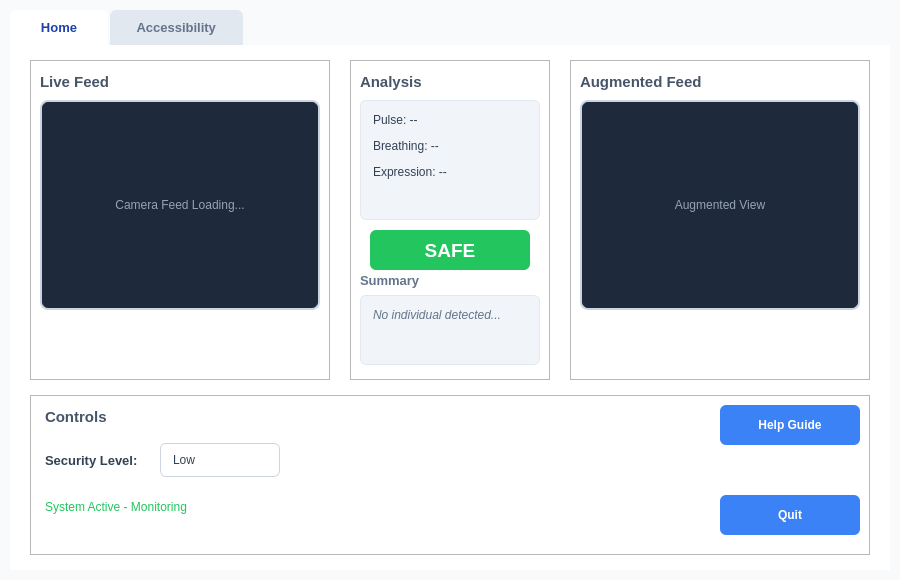
Qt form gui/designer2.ui (Jurassic001/helm) before a commit.
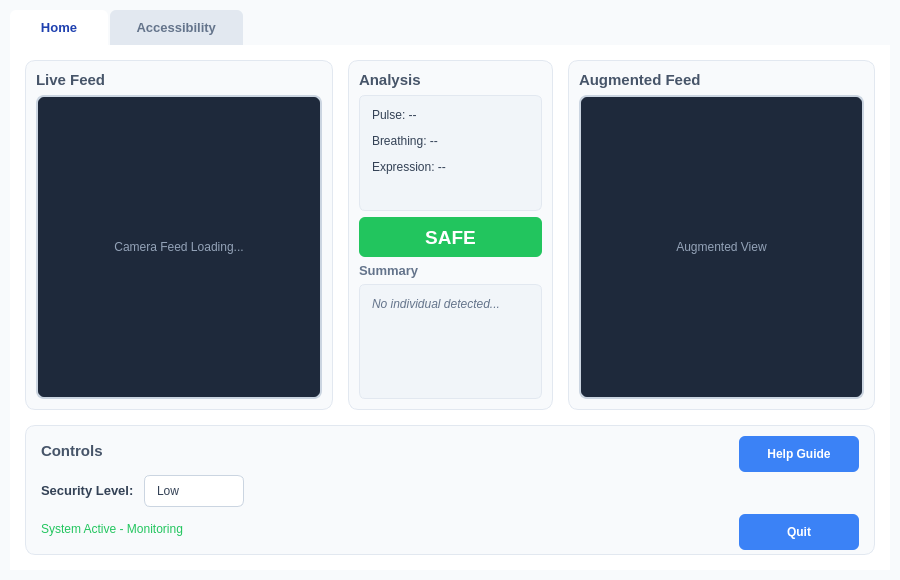
The same form after that commit.

Commit message: Migrate GUI to Grid-style system

The edit to the form file:
```diff
--- a/gui/designer2.ui
+++ b/gui/designer2.ui
@@ -10,6 +10,12 @@
     <height>580</height>
    </rect>
   </property>
+  <property name="minimumSize">
+   <size>
+    <width>800</width>
+    <height>500</height>
+   </size>
+  </property>
   <property name="sizePolicy">
    <sizepolicy hsizetype="Expanding" vsizetype="Expanding">
     <horstretch>0</horstretch>
@@ -101,15 +107,21 @@
     padding: 8px;
 }</string>
   </property>
+  <layout class="QVBoxLayout" name="dialogLayout">
+   <property name="leftMargin">
+    <number>10</number>
+   </property>
+   <property name="topMargin">
+    <number>10</number>
+   </property>
+   <property name="rightMargin">
+    <number>10</number>
+   </property>
+   <property name="bottomMargin">
+    <number>10</number>
+   </property>
+   <item>
   <widget class="QTabWidget" name="tabWidget">
-   <property name="geometry">
-    <rect>
-     <x>10</x>
-     <y>10</y>
-     <width>880</width>
-     <height>560</height>
-    </rect>
-   </property>
    <property name="currentIndex">
     <number>0</number>
    </property>
@@ -122,17 +134,41 @@
     <attribute name="title">
      <string>  Home  </string>
     </attribute>
+      <layout class="QGridLayout" name="homeGridLayout">
+       <property name="leftMargin">
+        <number>15</number>
+       </property>
+       <property name="topMargin">
+        <number>15</number>
+       </property>
+       <property name="rightMargin">
+        <number>15</number>
+       </property>
+       <property name="bottomMargin">
+        <number>15</number>
+       </property>
+       <property name="horizontalSpacing">
+        <number>15</number>
+       </property>
+       <property name="verticalSpacing">
+        <number>15</number>
+       </property>
+       <item row="0" column="0">
     <widget class="QFrame" name="left_feed_frame">
-     <property name="geometry">
-      <rect>
-       <x>20</x>
-       <y>15</y>
-       <width>300</width>
-       <height>320</height>
-      </rect>
+         <property name="sizePolicy">
+          <sizepolicy hsizetype="Expanding" vsizetype="Expanding">
+           <horstretch>3</horstretch>
+           <verstretch>0</verstretch>
+          </sizepolicy>
+         </property>
+         <property name="minimumSize">
+          <size>
+           <width>250</width>
+           <height>280</height>
+          </size>
      </property>
      <property name="styleSheet">
-      <string notr="true">QFrame#leftFeedFrame {
+          <string notr="true">QFrame#left_feed_frame {
     background-color: #f8fafc;
     border-radius: 10px;
     border: 1px solid #e2e8f0;
@@ -141,15 +177,26 @@
      <property name="frameShape">
       <enum>QFrame::Shape::StyledPanel</enum>
      </property>
-    </widget>
+         <layout class="QVBoxLayout" name="leftFeedLayout">
+          <property name="leftMargin">
+           <number>10</number>
+          </property>
+          <property name="topMargin">
+           <number>10</number>
+          </property>
+          <property name="rightMargin">
+           <number>10</number>
+          </property>
+          <property name="bottomMargin">
+           <number>10</number>
+          </property>
+          <item>
     <widget class="QLabel" name="live_feed_title">
-     <property name="geometry">
-      <rect>
-       <x>30</x>
-       <y>25</y>
-       <width>120</width>
-       <height>24</height>
-      </rect>
+            <property name="sizePolicy">
+             <sizepolicy hsizetype="Preferred" vsizetype="Fixed">
+              <horstretch>0</horstretch>
+              <verstretch>0</verstretch>
+             </sizepolicy>
      </property>
      <property name="font">
       <font>
@@ -165,14 +212,20 @@
       <string>Live Feed</string>
      </property>
     </widget>
+          </item>
+          <item>
     <widget class="QLabel" name="camera_label">
-     <property name="geometry">
-      <rect>
-       <x>30</x>
-       <y>55</y>
-       <width>280</width>
-       <height>210</height>
-      </rect>
+            <property name="sizePolicy">
+             <sizepolicy hsizetype="Expanding" vsizetype="Expanding">
+              <horstretch>0</horstretch>
+              <verstretch>0</verstretch>
+             </sizepolicy>
+            </property>
+            <property name="minimumSize">
+             <size>
+              <width>200</width>
+              <height>150</height>
+             </size>
      </property>
      <property name="styleSheet">
       <string notr="true">background-color: #1e293b;
@@ -187,17 +240,32 @@
       <set>Qt::AlignmentFlag::AlignCenter</set>
      </property>
     </widget>
+          </item>
+         </layout>
+        </widget>
+       </item>
+       <item row="0" column="1">
     <widget class="QFrame" name="analysis_frame">
-     <property name="geometry">
-      <rect>
-       <x>340</x>
-       <y>15</y>
-       <width>200</width>
-       <height>320</height>
-      </rect>
+         <property name="sizePolicy">
+          <sizepolicy hsizetype="Preferred" vsizetype="Expanding">
+           <horstretch>2</horstretch>
+           <verstretch>0</verstretch>
+          </sizepolicy>
+         </property>
+         <property name="minimumSize">
+          <size>
+           <width>180</width>
+           <height>280</height>
+          </size>
+         </property>
+         <property name="maximumSize">
+          <size>
+           <width>250</width>
+           <height>16777215</height>
+          </size>
      </property>
      <property name="styleSheet">
-      <string notr="true">QFrame#analysisFrame {
+          <string notr="true">QFrame#analysis_frame {
     background-color: #f8fafc;
     border-radius: 10px;
     border: 1px solid #e2e8f0;
@@ -206,15 +274,26 @@
      <property name="frameShape">
       <enum>QFrame::Shape::StyledPanel</enum>
      </property>
-    </widget>
+         <layout class="QVBoxLayout" name="analysisLayout">
+          <property name="leftMargin">
+           <number>10</number>
+          </property>
+          <property name="topMargin">
+           <number>10</number>
+          </property>
+          <property name="rightMargin">
+           <number>10</number>
+          </property>
+          <property name="bottomMargin">
+           <number>10</number>
+          </property>
+          <item>
     <widget class="QLabel" name="analysis_label">
-     <property name="geometry">
-      <rect>
-       <x>350</x>
-       <y>25</y>
-       <width>100</width>
-       <height>24</height>
-      </rect>
+            <property name="sizePolicy">
+             <sizepolicy hsizetype="Preferred" vsizetype="Fixed">
+              <horstretch>0</horstretch>
+              <verstretch>0</verstretch>
+             </sizepolicy>
      </property>
      <property name="font">
       <font>
@@ -230,14 +309,20 @@
       <string>Analysis</string>
      </property>
     </widget>
+          </item>
+          <item>
     <widget class="QTextBrowser" name="stats_text">
-     <property name="geometry">
-      <rect>
-       <x>350</x>
-       <y>55</y>
-       <width>180</width>
-       <height>120</height>
-      </rect>
+            <property name="sizePolicy">
+             <sizepolicy hsizetype="Expanding" vsizetype="Preferred">
+              <horstretch>0</horstretch>
+              <verstretch>1</verstretch>
+             </sizepolicy>
+            </property>
+            <property name="minimumSize">
+             <size>
+              <width>0</width>
+              <height>80</height>
+             </size>
      </property>
      <property name="html">
       <string>&lt;!DOCTYPE HTML PUBLIC &quot;-//W3C//DTD HTML 4.0//EN&quot; &quot;http://www.w3.org/TR/REC-html40/strict.dtd&quot;&gt;
@@ -252,14 +337,20 @@
 &lt;p style=&quot; margin-top:12px; margin-bottom:12px; margin-left:0px; margin-right:0px; -qt-block-indent:0; text-indent:0px;&quot;&gt;&lt;span style=&quot; color:#334155;&quot;&gt;Expression: --&lt;/span&gt;&lt;/p&gt;&lt;/body&gt;&lt;/html&gt;</string>
      </property>
     </widget>
+          </item>
+          <item>
     <widget class="QLabel" name="threat_level_label">
-     <property name="geometry">
-      <rect>
-       <x>360</x>
-       <y>185</y>
-       <width>160</width>
+            <property name="sizePolicy">
+             <sizepolicy hsizetype="Preferred" vsizetype="Fixed">
+              <horstretch>0</horstretch>
+              <verstretch>0</verstretch>
+             </sizepolicy>
+            </property>
+            <property name="minimumSize">
+             <size>
+              <width>120</width>
        <height>40</height>
-      </rect>
+             </size>
      </property>
      <property name="font">
       <font>
@@ -281,14 +372,14 @@
       <set>Qt::AlignmentFlag::AlignCenter</set>
      </property>
     </widget>
+          </item>
+          <item>
     <widget class="QLabel" name="summary_label">
-     <property name="geometry">
-      <rect>
-       <x>350</x>
-       <y>225</y>
-       <width>100</width>
-       <height>20</height>
-      </rect>
+            <property name="sizePolicy">
+             <sizepolicy hsizetype="Preferred" vsizetype="Fixed">
+              <horstretch>0</horstretch>
+              <verstretch>0</verstretch>
+             </sizepolicy>
      </property>
      <property name="font">
       <font>
@@ -304,14 +395,20 @@
       <string>Summary</string>
      </property>
     </widget>
+          </item>
+          <item>
     <widget class="QTextBrowser" name="stats_text_2">
-     <property name="geometry">
-      <rect>
-       <x>350</x>
-       <y>250</y>
-       <width>180</width>
-       <height>70</height>
-      </rect>
+            <property name="sizePolicy">
+             <sizepolicy hsizetype="Expanding" vsizetype="Preferred">
+              <horstretch>0</horstretch>
+              <verstretch>1</verstretch>
+             </sizepolicy>
+            </property>
+            <property name="minimumSize">
+             <size>
+              <width>0</width>
+              <height>50</height>
+             </size>
      </property>
      <property name="html">
       <string>&lt;!DOCTYPE HTML PUBLIC &quot;-//W3C//DTD HTML 4.0//EN&quot; &quot;http://www.w3.org/TR/REC-html40/strict.dtd&quot;&gt;
@@ -324,17 +421,26 @@
 &lt;p style=&quot; margin-top:12px; margin-bottom:12px; margin-left:0px; margin-right:0px; -qt-block-indent:0; text-indent:0px;&quot;&gt;&lt;span style=&quot; font-style:italic; color:#64748b;&quot;&gt;No individual detected...&lt;/span&gt;&lt;/p&gt;&lt;/body&gt;&lt;/html&gt;</string>
      </property>
     </widget>
+          </item>
+         </layout>
+        </widget>
+       </item>
+       <item row="0" column="2">
     <widget class="QFrame" name="right_feed_frame">
-     <property name="geometry">
-      <rect>
-       <x>560</x>
-       <y>15</y>
-       <width>300</width>
-       <height>320</height>
-      </rect>
+         <property name="sizePolicy">
+          <sizepolicy hsizetype="Expanding" vsizetype="Expanding">
+           <horstretch>3</horstretch>
+           <verstretch>0</verstretch>
+          </sizepolicy>
+         </property>
+         <property name="minimumSize">
+          <size>
+           <width>250</width>
+           <height>280</height>
+          </size>
      </property>
      <property name="styleSheet">
-      <string notr="true">QFrame#rightFeedFrame {
+          <string notr="true">QFrame#right_feed_frame {
     background-color: #f8fafc;
     border-radius: 10px;
     border: 1px solid #e2e8f0;
@@ -343,15 +449,26 @@
      <property name="frameShape">
       <enum>QFrame::Shape::StyledPanel</enum>
      </property>
-    </widget>
+         <layout class="QVBoxLayout" name="rightFeedLayout">
+          <property name="leftMargin">
+           <number>10</number>
+          </property>
+          <property name="topMargin">
+           <number>10</number>
+          </property>
+          <property name="rightMargin">
+           <number>10</number>
+          </property>
+          <property name="bottomMargin">
+           <number>10</number>
+          </property>
+          <item>
     <widget class="QLabel" name="augmented_feed_title">
-     <property name="geometry">
-      <rect>
-       <x>570</x>
-       <y>25</y>
-       <width>180</width>
-       <height>24</height>
-      </rect>
+            <property name="sizePolicy">
+             <sizepolicy hsizetype="Preferred" vsizetype="Fixed">
+              <horstretch>0</horstretch>
+              <verstretch>0</verstretch>
+             </sizepolicy>
      </property>
      <property name="font">
       <font>
@@ -367,14 +484,20 @@
       <string>Augmented Feed</string>
      </property>
     </widget>
+          </item>
+          <item>
     <widget class="QLabel" name="camera_feed_2">
-     <property name="geometry">
-      <rect>
-       <x>570</x>
-       <y>55</y>
-       <width>280</width>
-       <height>210</height>
-      </rect>
+            <property name="sizePolicy">
+             <sizepolicy hsizetype="Expanding" vsizetype="Expanding">
+              <horstretch>0</horstretch>
+              <verstretch>0</verstretch>
+             </sizepolicy>
+            </property>
+            <property name="minimumSize">
+             <size>
+              <width>200</width>
+              <height>150</height>
+             </size>
      </property>
      <property name="styleSheet">
       <string notr="true">background-color: #1e293b;
@@ -389,17 +512,32 @@
       <set>Qt::AlignmentFlag::AlignCenter</set>
      </property>
     </widget>
+          </item>
+         </layout>
+        </widget>
+       </item>
+       <item row="1" column="0" colspan="3">
     <widget class="QFrame" name="controls_frame">
-     <property name="geometry">
-      <rect>
-       <x>20</x>
-       <y>350</y>
-       <width>840</width>
-       <height>160</height>
-      </rect>
+         <property name="sizePolicy">
+          <sizepolicy hsizetype="Expanding" vsizetype="Preferred">
+           <horstretch>0</horstretch>
+           <verstretch>0</verstretch>
+          </sizepolicy>
+         </property>
+         <property name="minimumSize">
+          <size>
+           <width>0</width>
+           <height>130</height>
+          </size>
+         </property>
+         <property name="maximumSize">
+          <size>
+           <width>16777215</width>
+           <height>180</height>
+          </size>
      </property>
      <property name="styleSheet">
-      <string notr="true">QFrame#controlsFrame {
+          <string notr="true">QFrame#controls_frame {
     background-color: #f8fafc;
     border-radius: 10px;
     border: 1px solid #e2e8f0;
@@ -408,28 +546,32 @@
      <property name="frameShape">
       <enum>QFrame::Shape::StyledPanel</enum>
      </property>
-     <widget class="QPushButton" name="help_button">
-      <property name="geometry">
-       <rect>
-        <x>690</x>
-        <y>10</y>
-        <width>140</width>
-        <height>40</height>
-       </rect>
-      </property>
-      <property name="text">
-       <string>Help Guide</string>
-      </property>
-     </widget>
-    </widget>
+         <layout class="QGridLayout" name="controlsGridLayout">
+          <property name="leftMargin">
+           <number>15</number>
+          </property>
+          <property name="topMargin">
+           <number>10</number>
+          </property>
+          <property name="rightMargin">
+           <number>15</number>
+          </property>
+          <property name="bottomMargin">
+           <number>10</number>
+          </property>
+          <property name="horizontalSpacing">
+           <number>10</number>
+          </property>
+          <property name="verticalSpacing">
+           <number>8</number>
+          </property>
+          <item row="0" column="0">
     <widget class="QLabel" name="controls_label">
-     <property name="geometry">
-      <rect>
-       <x>35</x>
-       <y>360</y>
-       <width>120</width>
-       <height>24</height>
-      </rect>
+            <property name="sizePolicy">
+             <sizepolicy hsizetype="Preferred" vsizetype="Fixed">
+              <horstretch>0</horstretch>
+              <verstretch>0</verstretch>
+             </sizepolicy>
      </property>
      <property name="font">
       <font>
@@ -445,14 +587,46 @@
       <string>Controls</string>
      </property>
     </widget>
+          </item>
+          <item row="0" column="1" colspan="2">
+           <spacer name="controlsTopSpacer">
+            <property name="orientation">
+             <enum>Qt::Orientation::Horizontal</enum>
+            </property>
+            <property name="sizeHint" stdset="0">
+             <size>
+              <width>40</width>
+              <height>20</height>
+             </size>
+            </property>
+           </spacer>
+          </item>
+          <item row="0" column="3">
+           <widget class="QPushButton" name="help_button">
+            <property name="sizePolicy">
+             <sizepolicy hsizetype="Fixed" vsizetype="Fixed">
+              <horstretch>0</horstretch>
+              <verstretch>0</verstretch>
+             </sizepolicy>
+            </property>
+            <property name="minimumSize">
+             <size>
+              <width>120</width>
+              <height>36</height>
+             </size>
+            </property>
+            <property name="text">
+             <string>Help Guide</string>
+            </property>
+           </widget>
+          </item>
+          <item row="1" column="0">
     <widget class="QLabel" name="sec_level_label">
-     <property name="geometry">
-      <rect>
-       <x>35</x>
-       <y>400</y>
-       <width>110</width>
-       <height>30</height>
-      </rect>
+            <property name="sizePolicy">
+             <sizepolicy hsizetype="Preferred" vsizetype="Fixed">
+              <horstretch>0</horstretch>
+              <verstretch>0</verstretch>
+             </sizepolicy>
      </property>
      <property name="font">
       <font>
@@ -471,14 +645,26 @@
       <set>Qt::AlignmentFlag::AlignVCenter</set>
      </property>
     </widget>
+          </item>
+          <item row="1" column="1">
     <widget class="QComboBox" name="sec_level_combo">
-     <property name="geometry">
-      <rect>
-       <x>150</x>
-       <y>398</y>
-       <width>120</width>
-       <height>34</height>
-      </rect>
+            <property name="sizePolicy">
+             <sizepolicy hsizetype="Preferred" vsizetype="Fixed">
+              <horstretch>0</horstretch>
+              <verstretch>0</verstretch>
+             </sizepolicy>
+            </property>
+            <property name="minimumSize">
+             <size>
+              <width>100</width>
+              <height>32</height>
+             </size>
+            </property>
+            <property name="maximumSize">
+             <size>
+              <width>150</width>
+              <height>16777215</height>
+             </size>
      </property>
      <item>
       <property name="text">
@@ -496,14 +682,27 @@
       </property>
      </item>
     </widget>
+          </item>
+          <item row="1" column="2" colspan="2">
+           <spacer name="controlsMiddleSpacer">
+            <property name="orientation">
+             <enum>Qt::Orientation::Horizontal</enum>
+            </property>
+            <property name="sizeHint" stdset="0">
+             <size>
+              <width>40</width>
+              <height>20</height>
+             </size>
+            </property>
+           </spacer>
+          </item>
+          <item row="2" column="0" colspan="2">
     <widget class="QLabel" name="status_label">
-     <property name="geometry">
-      <rect>
-       <x>35</x>
-       <y>450</y>
-       <width>300</width>
-       <height>24</height>
-      </rect>
+            <property name="sizePolicy">
+             <sizepolicy hsizetype="Expanding" vsizetype="Fixed">
+              <horstretch>0</horstretch>
+              <verstretch>0</verstretch>
+             </sizepolicy>
      </property>
      <property name="font">
       <font>
@@ -518,19 +717,43 @@
       <string>System Active - Monitoring</string>
      </property>
     </widget>
+          </item>
+          <item row="2" column="2">
+           <spacer name="controlsBottomSpacer">
+            <property name="orientation">
+             <enum>Qt::Orientation::Horizontal</enum>
+            </property>
+            <property name="sizeHint" stdset="0">
+             <size>
+              <width>40</width>
+              <height>20</height>
+             </size>
+            </property>
+           </spacer>
+          </item>
+          <item row="2" column="3">
     <widget class="QPushButton" name="quit_button">
-     <property name="geometry">
-      <rect>
-       <x>710</x>
-       <y>450</y>
-       <width>140</width>
-       <height>40</height>
-      </rect>
+            <property name="sizePolicy">
+             <sizepolicy hsizetype="Fixed" vsizetype="Fixed">
+              <horstretch>0</horstretch>
+              <verstretch>0</verstretch>
+             </sizepolicy>
+            </property>
+            <property name="minimumSize">
+             <size>
+              <width>120</width>
+              <height>36</height>
+             </size>
      </property>
      <property name="text">
       <string>Quit</string>
      </property>
     </widget>
+          </item>
+         </layout>
+        </widget>
+       </item>
+      </layout>
    </widget>
    <widget class="QWidget" name="accessibility">
     <property name="styleSheet">
@@ -541,15 +764,22 @@
     <attribute name="title">
      <string>  Accessibility  </string>
     </attribute>
+      <layout class="QVBoxLayout" name="accessibilityLayout">
+       <item>
+        <spacer name="accessibilityTopSpacer">
+         <property name="orientation">
+          <enum>Qt::Orientation::Vertical</enum>
+         </property>
+         <property name="sizeHint" stdset="0">
+          <size>
+           <width>20</width>
+           <height>40</height>
+          </size>
+         </property>
+        </spacer>
+       </item>
+       <item>
     <widget class="QLabel" name="accessibility_placeholder">
-     <property name="geometry">
-      <rect>
-       <x>340</x>
-       <y>220</y>
-       <width>200</width>
-       <height>40</height>
-      </rect>
-     </property>
      <property name="font">
       <font>
        <family>Segoe UI</family>
@@ -566,8 +796,25 @@
       <set>Qt::AlignmentFlag::AlignCenter</set>
      </property>
     </widget>
-   </widget>
-  </widget>
+       </item>
+       <item>
+        <spacer name="accessibilityBottomSpacer">
+         <property name="orientation">
+          <enum>Qt::Orientation::Vertical</enum>
+         </property>
+         <property name="sizeHint" stdset="0">
+          <size>
+           <width>20</width>
+           <height>40</height>
+          </size>
+         </property>
+        </spacer>
+       </item>
+      </layout>
+     </widget>
+    </widget>
+   </item>
+  </layout>
  </widget>
  <resources/>
  <connections/>
```
Lines whose indentation alone changed are shown as unchanged.
